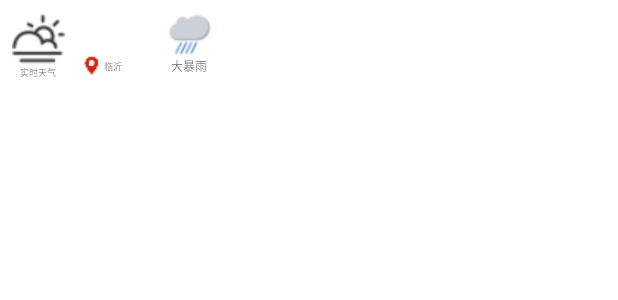
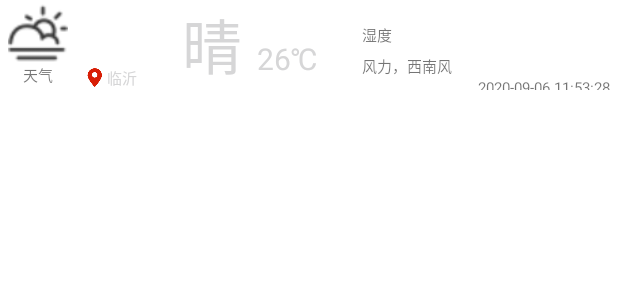
Before and after one commit to LiyeShi/EpidemicScenarioApplication, an Android app: the layout home_item_weather.xml on its own in the app's theme, with its tools: preview values and no code run, on a phone screen of 412 x 824 dp. Shown: the top 300 px of the screen. Run offline under Robolectric (Android 15) with nearby library versions, the light colour scheme and no system bars.

Commit message:
美化dialog

```diff
--- a/app/src/main/java/com/example/epidemicscenarioapplication/custom/CustomDialog.java
+++ b/app/src/main/java/com/example/epidemicscenarioapplication/custom/HomeFragmetPlatformDialog.java
@@ -15,13 +15,13 @@ import com.example.epidemicscenarioapplication.databinding.HomeDialogPlatformBin
  * @date 2020/7/6
  * @description com.example.epidemicscenarioapplication.custom
  */
-public class CustomDialog extends Dialog {
+public class HomeFragmetPlatformDialog extends Dialog {
 
     public  View mMView;
 
     public HomeDialogPlatformBinding mMBinding;
 
-    public CustomDialog(Context context, int layoutId) {
+    public HomeFragmetPlatformDialog(Context context, int layoutId) {
         //使用自定义Dialog样式
         super(context, R.style.custom_dialog);
 //使用ViewBinding的写法
--- a/app/src/main/java/com/example/epidemicscenarioapplication/model/impl/WikipediaModel.java
+++ b/app/src/main/java/com/example/epidemicscenarioapplication/model/impl/WikipediaModel.java
@@ -49,7 +49,7 @@ public class WikipediaModel implements IWikipediaModel {
         Retrofit retrofit = instance.getRetrofit();
         API api = retrofit.create(API.class);
         if (type == WikipediaType.PREVENTION) {
-            Call<WikipediaDataBean> getGuideListList = api.getGuideListList(20);
+            Call<WikipediaDataBean> getGuideListList = api.getGuideListList(222);
             getGuideListList.enqueue(new Callback<WikipediaDataBean>() {
                 @Override
                 public void onResponse(Call<WikipediaDataBean> call, Response<WikipediaDataBean> response) {
@@ -67,7 +67,7 @@ public class WikipediaModel implements IWikipediaModel {
 
             });
         } else {
-            Call<WikipediaDataBean> diagnoseList = api.getDiagnoseList(20);
+            Call<WikipediaDataBean> diagnoseList = api.getDiagnoseList(34);
             diagnoseList.enqueue(new Callback<WikipediaDataBean>() {
                 @Override
                 public void onResponse(Call<WikipediaDataBean> call, Response<WikipediaDataBean> response) {
--- /dev/null
+++ b/app/src/main/res/drawable/bg_dialog_base.xml
@@ -0,0 +1,6 @@
+<?xml version="1.0" encoding="utf-8"?>
+<shape xmlns:android="http://schemas.android.com/apk/res/android" android:shape="rectangle">
+    <corners android:radius="15dp" />
+    <solid android:color="@color/white" />
+
+</shape>
--- a/app/src/main/res/layout/home_item_weather.xml
+++ b/app/src/main/res/layout/home_item_weather.xml
@@ -2,75 +2,117 @@
 <RelativeLayout xmlns:android="http://schemas.android.com/apk/res/android"
     android:layout_width="match_parent"
     android:layout_height="60dp"
-    android:background="@color/white"
-    android:padding="8dp">
+    android:background="@color/white">
 
     <LinearLayout
         android:id="@+id/ll_first"
         android:layout_width="wrap_content"
-        android:layout_height="wrap_content"
+        android:layout_height="match_parent"
+        android:layout_marginLeft="5dp"
         android:gravity="center"
         android:orientation="vertical">
 
         <ImageView
             android:id="@+id/weather_icon"
-            android:layout_width="35dp"
-            android:layout_height="35dp"
+            android:layout_width="40dp"
+            android:layout_height="40dp"
             android:src="@drawable/shishitianqi" />
 
         <com.google.android.material.textview.MaterialTextView
             android:id="@+id/tv_weather_tip"
             android:layout_width="wrap_content"
             android:layout_height="wrap_content"
-            android:text="实时天气"
-            android:textSize="6dp" />
+            android:text="天气"
+            android:textSize="10dp" />
 
     </LinearLayout>
 
     <LinearLayout
+        android:id="@+id/ll_second"
         android:layout_width="wrap_content"
         android:layout_height="wrap_content"
-        android:id="@+id/ll_second"
+        android:layout_alignBottom="@id/ll_first"
         android:layout_marginLeft="10dp"
         android:layout_toRightOf="@id/ll_first"
         android:gravity="center"
-        android:layout_alignBottom="@id/ll_first"
         android:orientation="horizontal">
 
         <ImageView
             android:id="@+id/iv_weather_show_icon"
             android:layout_width="16dp"
             android:layout_height="16dp"
-            android:src="@drawable/dingwei" />
+            android:src="@drawable/home_fragment_banner_icon_weather_location" />
 
         <com.google.android.material.textview.MaterialTextView
             android:id="@+id/tv_positioning"
             android:layout_width="wrap_content"
             android:layout_height="wrap_content"
             android:text="临沂"
-            android:textSize="6dp" />
+            android:textColor="@color/black"
+            android:textSize="10dp" />
     </LinearLayout>
+
     <LinearLayout
-    android:layout_width="wrap_content"
-    android:layout_height="wrap_content"
-    android:orientation="vertical"
+        android:layout_width="match_parent"
+        android:layout_height="match_parent"
+        android:layout_marginLeft="30dp"
         android:layout_toRightOf="@id/ll_second"
-    android:layout_marginLeft="30dp"
-    android:gravity="center">
+        android:orientation="horizontal">
 
 
-    <ImageView
-        android:layout_width="30dp"
-        android:layout_height="30dp"
-        android:src="@drawable/dabaoyu"
-        android:id="@+id/iv_weather"
-        />
         <com.google.android.material.textview.MaterialTextView
             android:id="@+id/tv_weather"
             android:layout_width="wrap_content"
             android:layout_height="wrap_content"
-        android:text="大暴雨"
-        android:textSize="8dp"/>
+            android:layout_gravity="bottom"
+            android:text="晴"
+            android:textColor="@color/black"
+            android:textSize="40dp" />
+
+        <com.google.android.material.textview.MaterialTextView
+            android:id="@+id/tv_weather_temp"
+            android:layout_width="wrap_content"
+            android:layout_height="wrap_content"
+            android:layout_gravity="bottom"
+            android:layout_marginLeft="10dp"
+            android:text="26℃"
+            android:textColor="@color/black"
+            android:textSize="20dp" />
+
+        <LinearLayout
+            android:layout_width="match_parent"
+            android:layout_height="match_parent"
+            android:orientation="vertical">
+
+            <com.google.android.material.textview.MaterialTextView
+                android:id="@+id/tv_weather_humidity"
+                android:layout_width="wrap_content"
+                android:layout_height="wrap_content"
+                android:layout_marginLeft="30dp"
+                android:layout_marginTop="15dp"
+                android:text="湿度"
+                android:textSize="10dp" />
+
+            <com.google.android.material.textview.MaterialTextView
+                android:id="@+id/tv_weather_wind"
+                android:layout_width="wrap_content"
+                android:layout_height="wrap_content"
+                android:layout_marginLeft="30dp"
+                android:layout_marginTop="5dp"
+                android:text="风力，西南风"
+                android:textSize="10dp" />
+
+
+            <com.google.android.material.textview.MaterialTextView
+                android:id="@+id/tv_weather_updata_time"
+                android:layout_width="wrap_content"
+                android:layout_height="wrap_content"
+                android:layout_gravity="end"
+                android:layout_marginRight="5dp"
+                android:text="2020-09-06 11:53:28"
+                android:textSize="10dp" />
+        </LinearLayout>
+
     </LinearLayout>
 
 </RelativeLayout>
--- a/app/src/main/res/layout/mine_fragment.xml
+++ b/app/src/main/res/layout/mine_fragment.xml
@@ -26,7 +26,7 @@
 
     <LinearLayout
         android:layout_width="match_parent"
-        android:layout_height="wrap_content"
+        android:layout_height="match_parent"
         android:orientation="vertical">
 
         <com.example.epidemicscenarioapplication.custom.ItemInMine
--- a/app/src/main/res/values/strings.xml
+++ b/app/src/main/res/values/strings.xml
@@ -13,5 +13,5 @@
     <string name="home_platform_des">全平台数据</string>
     <string name="home_et_search">模糊搜索疫情小区</string>
     <string name="activity_search_hint">请输入搜索内容</string>
-    <string name="home_item_epidemic_count">累计确诊</string>
+    <string name="home_item_epidemic_count">累计确诊:</string>
 </resources>
```
Also changed, not shown: app/src/main/java/com/example/epidemicscenarioapplication/adapter/HomeFragmentVerticalBannerAdapter.java (+20 -2 lines), app/src/main/java/com/example/epidemicscenarioapplication/custom/TipsDialog.java (added, +121 -0 lines), app/src/main/java/com/example/epidemicscenarioapplication/view/activity/HomeActivity.java (+93 -34 lines), app/src/main/java/com/example/epidemicscenarioapplication/view/fragment/HomeFragment.java (+5 -4 lines), app/src/main/res/layout/base_tips_dialog.xml (added, +52 -0 lines), app/src/main/res/drawable-v24/home_fragment_banner_icon_weather_location.png (added), app/src/main/res/drawable-v24/home_fragment_banner_weather_icon.gif (added). Lines whose indentation alone changed are shown as unchanged.
